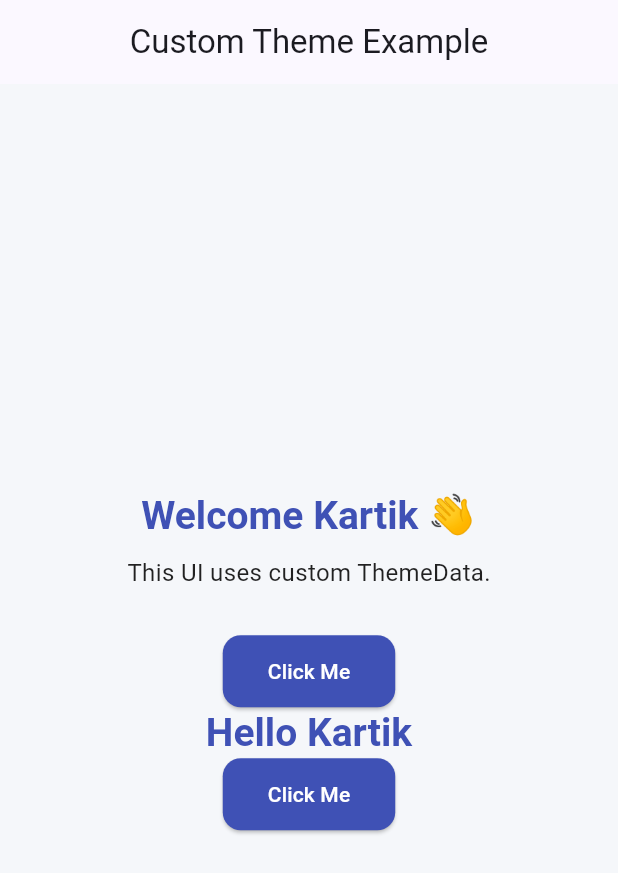
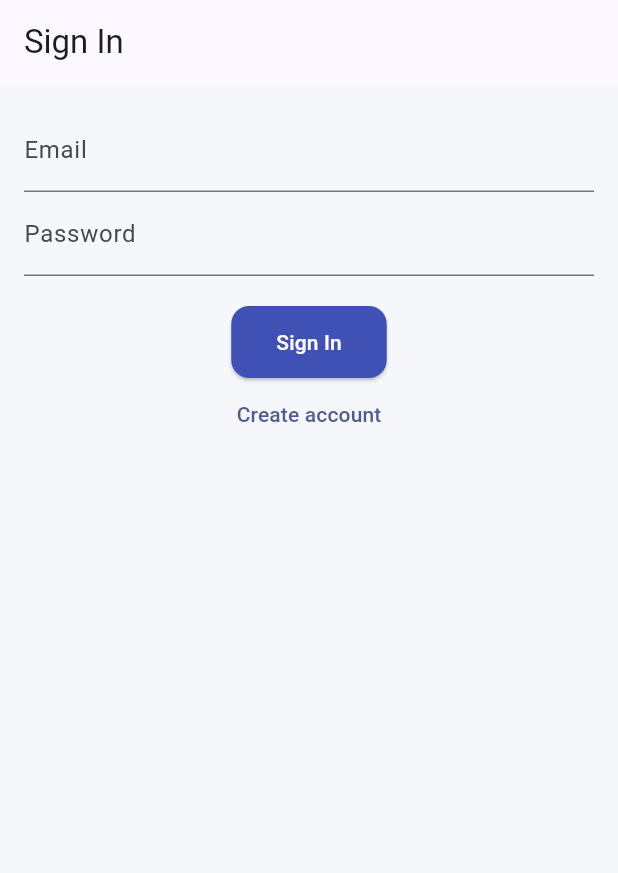
Before and after one commit to amaljoseph759/internal_issue_tracking_portal, a Flutter app: the screen it shows after launch, on a phone screen of 412 x 824 dp. Shown: the top 873 px of the screen. Run offline on Flutter 3.47's test engine with Material 3 defaults, Android fonts, the phone set to English and light mode, and no system bars; our stand-ins replace firebase_auth; accounts and stored records are empty.

Commit message:
added basic login pages

```diff
--- a/lib/main.dart
+++ b/lib/main.dart
@@ -1,4 +1,5 @@
 import 'package:flutter/material.dart';
+import 'package:internal_issue_tracking_portal/presentation/views/auth/login.dart';
 
 void main() {
   runApp(const MyApp());
@@ -54,55 +55,9 @@ class MyApp extends StatelessWidget {
         ),
       ),
 
-      themeMode: ThemeMode.system, // change to ThemeMode.dark to test
+      themeMode: ThemeMode.light, // change to ThemeMode.dark to test
 
-      home: const HomePage(),
+      home: const LoginPage(),
     );
   }
 }
-
-class HomePage extends StatelessWidget {
-  const HomePage({super.key});
-
-  @override
-  Widget build(BuildContext context) {
-    return Scaffold(
-      appBar: AppBar(
-        title: const Text("Custom Theme Example"),
-        centerTitle: true,
-      ),
-      body: Center(
-        child: Padding(
-          padding: const EdgeInsets.all(20),
-          child: Column(
-            mainAxisAlignment: MainAxisAlignment.center,
-            children: [
-              Text(
-                "Welcome Kartik 👋",
-                style: Theme.of(context).textTheme.headlineMedium,
-              ),
-              const SizedBox(height: 10),
-              Text(
-                "This UI uses custom ThemeData.",
-                style: Theme.of(context).textTheme.bodyMedium,
-              ),
-              const SizedBox(height: 30),
-              ElevatedButton(
-                onPressed: () {},
-                child: const Text("Click Me"),
-              ),
-              Text(
-                "Hello Kartik",
-                style: Theme.of(context).textTheme.headlineMedium,
-              ),
-              ElevatedButton(
-                onPressed: () {},
-                child: const Text("Click Me"),
-              ),
-            ],
-          ),
-        ),
-      ),
-    );
-  }
-}
--- /dev/null
+++ b/lib/presentation/views/auth/login.dart
@@ -0,0 +1,59 @@
+import 'package:flutter/material.dart';
+import 'package:firebase_auth/firebase_auth.dart';
+import 'package:internal_issue_tracking_portal/presentation/views/auth/signup.dart';
+
+class LoginPage extends StatefulWidget {
+  const LoginPage({super.key});
+
+  @override
+  State<LoginPage> createState() => _LoginPageState();
+}
+
+class _LoginPageState extends State<LoginPage> {
+  final emailController = TextEditingController();
+  final passwordController = TextEditingController();
+
+  Future<void> signIn() async {
+    await FirebaseAuth.instance.signInWithEmailAndPassword(
+      email: emailController.text.trim(),
+      password: passwordController.text.trim(),
+    );
+  }
+
+  @override
+  Widget build(BuildContext context) {
+    return Scaffold(
+      appBar: AppBar(title: const Text("Sign In")),
+      body: Padding(
+        padding: const EdgeInsets.all(16),
+        child: Column(
+          children: [
+            TextField(
+              controller: emailController,
+              decoration: const InputDecoration(labelText: "Email"),
+            ),
+            TextField(
+              controller: passwordController,
+              decoration: const InputDecoration(labelText: "Password"),
+              obscureText: true,
+            ),
+            const SizedBox(height: 20),
+            ElevatedButton(
+              onPressed: signIn,
+              child: const Text("Sign In"),
+            ),
+            TextButton(
+              onPressed: () {
+                Navigator.push(
+                  context,
+                  MaterialPageRoute(builder: (_) => const SignUpPage()),
+                );
+              },
+              child: const Text("Create account"),
+            )
+          ],
+        ),
+      ),
+    );
+  }
+}
--- a/pubspec.yaml
+++ b/pubspec.yaml
@@ -48,6 +48,8 @@ dev_dependencies:
   flutter_test:
     sdk: flutter
 
+
+
   # The "flutter_lints" package below contains a set of recommended lints to
   # encourage good coding practices. The lint set provided by the package is
   # activated in the `analysis_options.yaml` file located at the root of your
```
Also changed, not shown: lib/presentation/views/auth/signup.dart (added, +50 -0 lines), lib/presentation/views/auth/a.dart (deleted), lib/presentation/views/home/h.dart (deleted).
